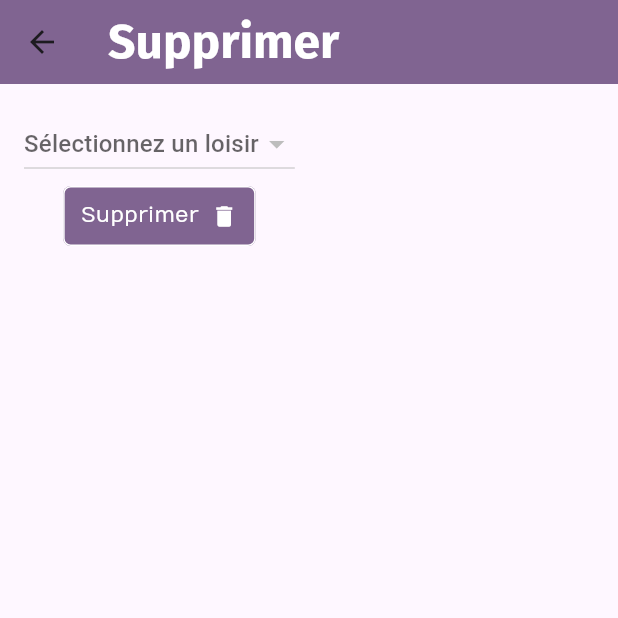
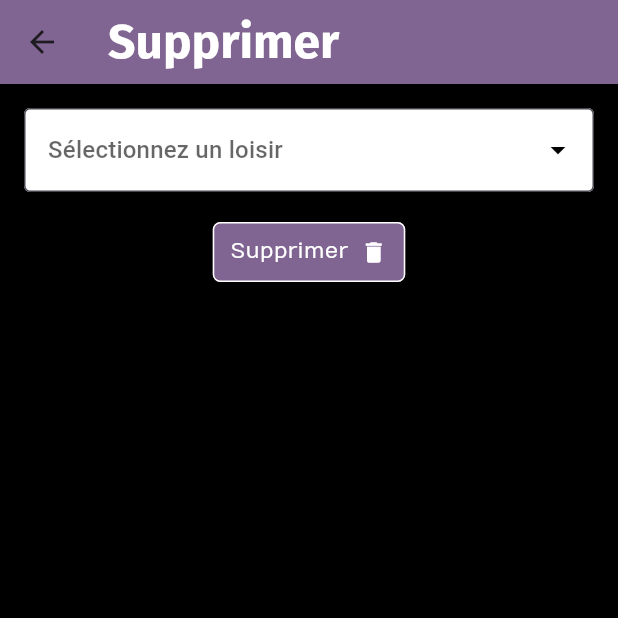
Before and after one commit to MatisAgr/Litura, a Flutter app: the screen it shows after launch, item 3 of the bottom bar chosen, after a tap on "Supprimer", on a phone screen of 412 x 824 dp, the top half of it. Run offline on Flutter 3.47's test engine with Material 3 defaults, Android fonts, the phone set to English and light mode, and no system bars; network calls fail; project files that could hold a hidden picture were left out.

Commit message:
style final

```diff
--- a/litura/lib/app.delete_art/delete_art_page.dart
+++ b/litura/lib/app.delete_art/delete_art_page.dart
@@ -23,7 +23,6 @@ class _DeleteArtPageState extends State<DeleteArtPage> {
   Future<void> _fetchLoisirs() async {
     try {
       var loisirs = await Gets.getAllLoisir();
-      print(loisirs); // Ajoutez cette ligne pour vérifier la réponse de l'API
       if (loisirs.isNotEmpty &&
           loisirs[0] is Map &&
           loisirs[0].containsKey('loisir_nom')) {
@@ -54,20 +53,29 @@ class _DeleteArtPageState extends State<DeleteArtPage> {
           ),
         ),
       ),
-      body: Padding(
+      body: Container(
+        color: Colors.black,
         padding: const EdgeInsets.all(16.0),
         child: Form(
           key: _formKey,
           child: Column(
             children: [
-                  DropdownButton<String>(
+              Container(
+                width: double.infinity,
+                child: DropdownButtonFormField<String>(
                   value: _selectedLoisir,
+                  isExpanded: true,
+                  decoration: const InputDecoration(
+                    filled: true,
+                    fillColor: Colors.white,
+                    border: OutlineInputBorder(
+                      borderRadius: BorderRadius.all(Radius.circular(4.0)),
+                    ),
+                  ),
                   hint: const Text('Sélectionnez un loisir'),
                   items: _loisirs.map<DropdownMenuItem<String>>((loisir) {
                     return DropdownMenuItem<String>(
                       value: loisir['loisir_nom'],
-                        child: SizedBox(
-                          width: 300,
                       child: Text(
                         loisir['loisir_nom'],
                         style: const TextStyle(
@@ -75,7 +83,7 @@ class _DeleteArtPageState extends State<DeleteArtPage> {
                           fontSize: 16.0,
                           fontFamily: 'Numans',
                         ),
-                          ),
+                        overflow: TextOverflow.ellipsis,
                       ),
                     );
                   }).toList(),
@@ -84,14 +92,21 @@ class _DeleteArtPageState extends State<DeleteArtPage> {
                       _selectedLoisir = value;
                     });
                   },
+                  icon: const Icon(Icons.arrow_drop_down, color: Colors.black),
+                  iconSize: 24,
                 ),
+              ),
+              const SizedBox(height: 16.0),
               CustomTextButton(
                 backgroundColor: const Color(0xff806491),
                 txt: 'Supprimer',
                 iconData: Icons.delete,
-                      onPressed: () {}),
+                onPressed: () {},
+              ),
             ],
-              ))),
+          ),
+        ),
+      ),
     );
   }
 }
--- a/litura/lib/app.menu/menu_page.dart
+++ b/litura/lib/app.menu/menu_page.dart
@@ -12,10 +12,10 @@ class MenuPage extends StatelessWidget {
   Widget build(BuildContext context) {
     return Scaffold(
       appBar: AppBar(
-        backgroundColor: const Color(0xff806491),
-        title: const Text(
+      backgroundColor: const Color(0xff806491),
+      title: Center(
+        child: Text(
           'Menu',
-          textAlign: TextAlign.center,
           style: TextStyle(
             fontSize: 32.0,
             fontFamily: 'FiraSans',
@@ -24,6 +24,7 @@ class MenuPage extends StatelessWidget {
           ),
         ),
       ),
+    ),
       body: Container(
         color: Colors.black,
         child: Padding(
--- a/litura/lib/app.search_book/search_page.dart
+++ b/litura/lib/app.search_book/search_page.dart
@@ -135,7 +135,8 @@ class _SearchPageState extends State<SearchPage> {
                       value: value,
                       child: Text(value,
                           style: const TextStyle(
-                            color: Colors.white
+                            color: Colors.white,
+                            fontFamily: 'Numans',
                           )
                       )
                     );
--- a/litura/lib/app.user/menu_user_page.dart
+++ b/litura/lib/app.user/menu_user_page.dart
@@ -22,7 +22,9 @@ class MenuUserPage extends StatelessWidget {
           ),
         ),
       ),
-      body: Padding(
+      body: Container(
+        color: Colors.black,
+        child: Padding(
           padding: const EdgeInsets.only(left: 100.0),
           child: Column(
             mainAxisAlignment: MainAxisAlignment.center,
@@ -54,6 +56,7 @@ class MenuUserPage extends StatelessWidget {
             ],
           ),
         ),
+      ),
     );
   }
 }
```
Also changed, not shown: litura/lib/app.user/login_page.dart (+9 -1 lines), litura/lib/app.user/register_page.dart (+15 -3 lines). Lines whose indentation alone changed are shown as unchanged.
